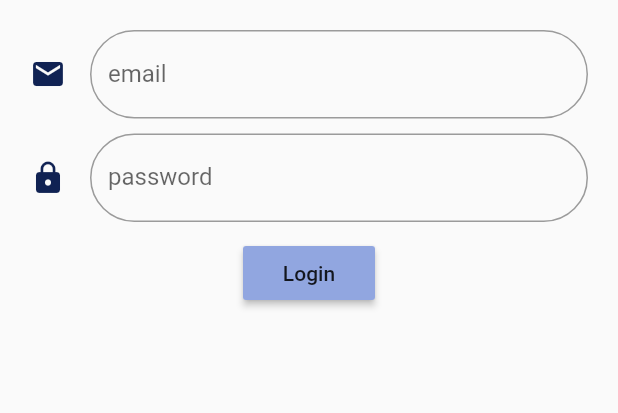
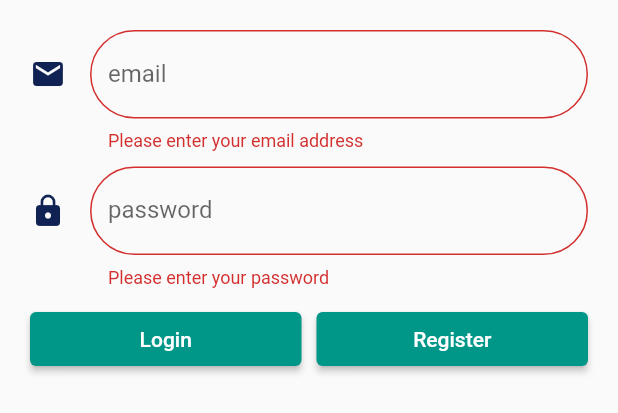
Before and after one commit to JosephineAkello/flutter-graphQL, a Flutter app: the Login widget shown alone on an empty page, opened directly, after a tap on "Login", on a phone screen of 412 x 824 dp. Shown: the top 413 px of the screen. Run offline on Flutter 3.47's test engine with Material 2 defaults, Android fonts, the light colour scheme and no system bars.

Commit message:
add login details

```diff
--- a/lib/login.dart
+++ b/lib/login.dart
@@ -1,33 +1,50 @@
 import 'package:flutter/material.dart';
+import 'home.dart';
+import 'register.dart';
 
-class Login extends StatelessWidget{
+class Login extends StatefulWidget {
+  createState() {
+    return LoginState();
+  }
+}
+
+class LoginState extends State<Login> {
+  final _formKey = GlobalKey<FormState>();
   bool _obscureText = true;
 
-Widget build(context){
+  Widget build(context) {
     return SingleChildScrollView(
       child: Form(
+          key: _formKey,
           child: Container(
               padding: EdgeInsets.all(20.0),
-      child: Column(
-      children: [
+              child: Column(children: [
                 emailDetails(),
                 spaces(),
                 passwordDetails(),
                 spaces(),
-       loginButton()
-
-      ]
-    ))),
+                Row(
+                  children: <Widget>[
+                    Expanded(
+                      child: loginButton(),
+                    ),
+                    SizedBox(
+                      width: 10.0,
+                    ),
+                    Expanded(
+                      child: registerButton(),
+                    ),
+                  ],
+                ),
+              ]))),
     );
   }
 
-Widget spaces(){
-  return SizedBox(
-    height: 10
-  );
+  Widget spaces() {
+    return SizedBox(height: 10);
   }
 
-Widget emailDetails(){
+  Widget emailDetails() {
     return TextFormField(
         keyboardType: TextInputType.emailAddress,
         decoration: InputDecoration(
@@ -41,11 +58,15 @@ Widget emailDetails(){
             borderRadius: BorderRadius.circular(50.0),
           ),
         ),
-
-  );
+        validator: (value) {
+          if (value == null || value.isEmpty) {
+            return 'Please enter your email address';
+          }
+          return null;
+        });
   }
 
-Widget passwordDetails(){
+  Widget passwordDetails() {
     return TextFormField(
         obscureText: _obscureText,
         decoration: InputDecoration(
@@ -58,19 +79,43 @@ Widget passwordDetails(){
           border: OutlineInputBorder(
             borderRadius: BorderRadius.circular(50.0),
           ),
-          )
-
-  );
-
+        ),
+        validator: (value) {
+          if (value == null || value.isEmpty) {
+            return 'Please enter your password';
+          }
+          return null;
+        });
   }
 
-Widget loginButton(){
-  return RaisedButton(
-    onPressed: (){},
+  Widget loginButton() {
+    return ElevatedButton(
+      onPressed: () {
+        //will enable non-nullable here
+        if (_formKey.currentState.validate()) {
+          ScaffoldMessenger.of(context).showSnackBar(SnackBar(
+              backgroundColor: Color(0xFF9DACD4), content: Text('Processing')));
+
+        Navigator.push(
+            context,
+            MaterialPageRoute(
+              builder: (context) => Home(),
+            ));
+      }},
       child: Text('Login'),
-    color: Color(0xFF91A6E0),
     );
-
   }
 
+    Widget registerButton() {
+    return ElevatedButton(
+      onPressed: () {
+        Navigator.push(
+            context,
+            MaterialPageRoute(
+              builder: (context) => Register(),
+            ));
+      },
+      child: Text('Register'),
+    );
   }
+}
```
Lines whose indentation alone changed are shown as unchanged.
